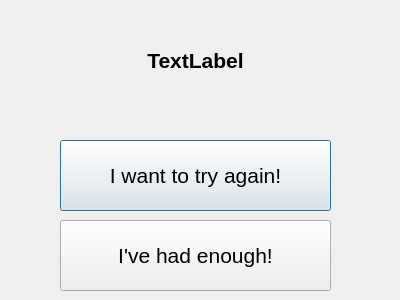
The window that gui/endwindow.ui (cpendergraft98/cleanCodersChallenge) describes before a commit, drawn with Qt 5.
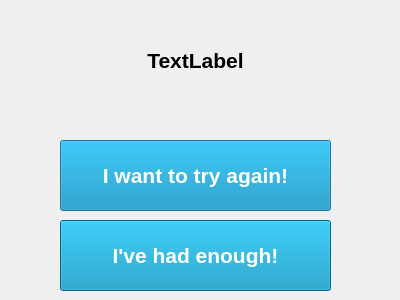
The same window after the commit.

```diff
--- a/gui/endwindow.ui
+++ b/gui/endwindow.ui
@@ -25,8 +25,24 @@
    <property name="font">
     <font>
      <pointsize>16</pointsize>
+     <bold>true</bold>
     </font>
    </property>
+   <property name="styleSheet">
+    <string notr="true">QPushButton {
+    background-color: #008CBA;  /* Normal */
+    color: white;              /* Text color */
+    font-weight: bold;
+}
+
+QPushButton:hover {
+    background-color: #005f73;  /* Hover color */
+}
+
+QPushButton:pressed {
+    background-color: #003f50;  /* Pressed color */
+}</string>
+   </property>
    <property name="text">
     <string>I want to try again!</string>
    </property>
@@ -43,8 +59,24 @@
    <property name="font">
     <font>
      <pointsize>16</pointsize>
+     <bold>true</bold>
     </font>
    </property>
+   <property name="styleSheet">
+    <string notr="true">QPushButton {
+    background-color: #008CBA;  /* Normal */
+    color: white;              /* Text color */
+    font-weight: bold;
+}
+
+QPushButton:hover {
+    background-color: #005f73;  /* Hover color */
+}
+
+QPushButton:pressed {
+    background-color: #003f50;  /* Pressed color */
+}</string>
+   </property>
    <property name="text">
     <string>I've had enough!</string>
    </property>
```
